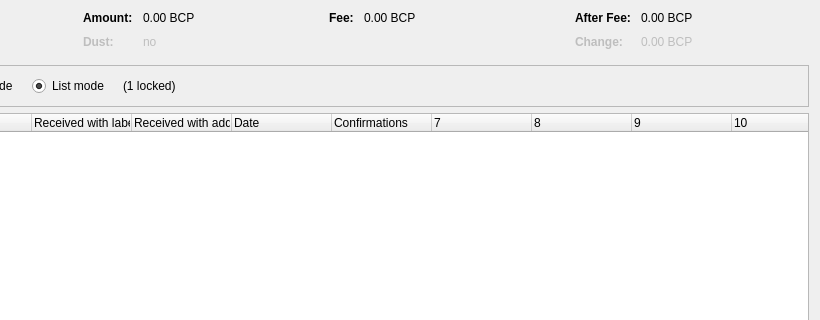
This is src/qt/forms/coincontroldialog.ui in bcpay/bcp as Qt 5 draws it before an edit; both pictures show x 180 to 1000 and y 0 to 320 of the 1000 by 500 pixel window. The edited form follows.
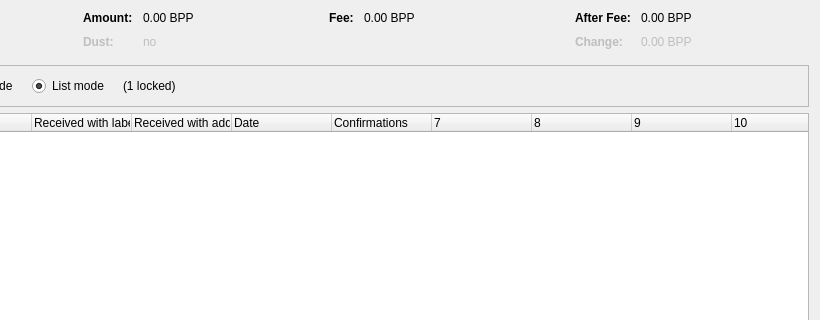
This is the edited form. Custom widgets are drawn as their Qt base class.

Patch:
```diff
--- a/src/qt/forms/coincontroldialog.ui
+++ b/src/qt/forms/coincontroldialog.ui
@@ -132,7 +132,7 @@
           <enum>Qt::ActionsContextMenu</enum>
          </property>
          <property name="text">
-          <string notr="true">0.00 BCP</string>
+          <string notr="true">0.00 BPP</string>
          </property>
          <property name="textInteractionFlags">
           <set>Qt::LinksAccessibleByMouse|Qt::TextSelectableByKeyboard|Qt::TextSelectableByMouse</set>
@@ -212,7 +212,7 @@
           <enum>Qt::ActionsContextMenu</enum>
          </property>
          <property name="text">
-          <string notr="true">0.00 BCP</string>
+          <string notr="true">0.00 BPP</string>
          </property>
          <property name="textInteractionFlags">
           <set>Qt::LinksAccessibleByMouse|Qt::TextSelectableByKeyboard|Qt::TextSelectableByMouse</set>
@@ -257,7 +257,7 @@
           <enum>Qt::ActionsContextMenu</enum>
          </property>
          <property name="text">
-          <string notr="true">0.00 BCP</string>
+          <string notr="true">0.00 BPP</string>
          </property>
          <property name="textInteractionFlags">
           <set>Qt::LinksAccessibleByMouse|Qt::TextSelectableByKeyboard|Qt::TextSelectableByMouse</set>
@@ -292,7 +292,7 @@
           <enum>Qt::ActionsContextMenu</enum>
          </property>
          <property name="text">
-          <string notr="true">0.00 BCP</string>
+          <string notr="true">0.00 BPP</string>
          </property>
          <property name="textInteractionFlags">
           <set>Qt::LinksAccessibleByMouse|Qt::TextSelectableByKeyboard|Qt::TextSelectableByMouse</set>
```
